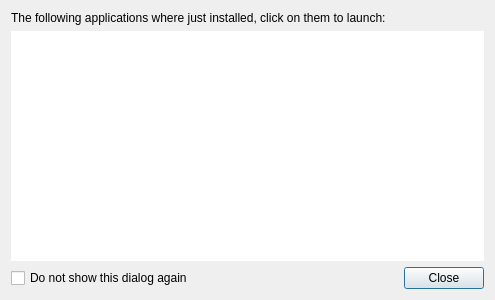
This is libapper/ApplicationLauncher.ui in KDE/apper as Qt 5 draws it before an edit. The edited form follows.
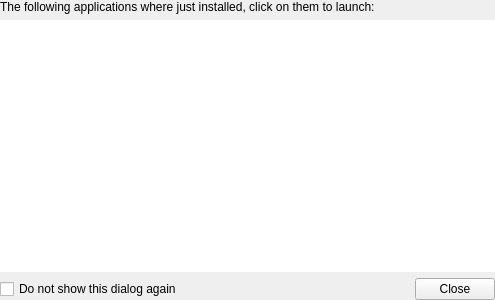
This is the edited form. Custom widgets are drawn as their Qt base class.

Commit message: Improve Application laucher to be embedded into SessionInstaller

Diff of the .ui file:
```diff
--- a/libapper/ApplicationLauncher.ui
+++ b/libapper/ApplicationLauncher.ui
@@ -1,7 +1,7 @@
 <?xml version="1.0" encoding="UTF-8"?>
 <ui version="4.0">
  <class>ApplicationLauncher</class>
- <widget class="QDialog" name="ApplicationLauncher">
+ <widget class="QWidget" name="ApplicationLauncher">
   <property name="geometry">
    <rect>
     <x>0</x>
@@ -11,6 +11,9 @@
    </rect>
   </property>
   <layout class="QGridLayout" name="gridLayout">
+   <property name="margin">
+    <number>0</number>
+   </property>
    <item row="0" column="0" colspan="2">
     <widget class="QLabel" name="label">
      <property name="text">
```
The commit also changes 10 other files.
